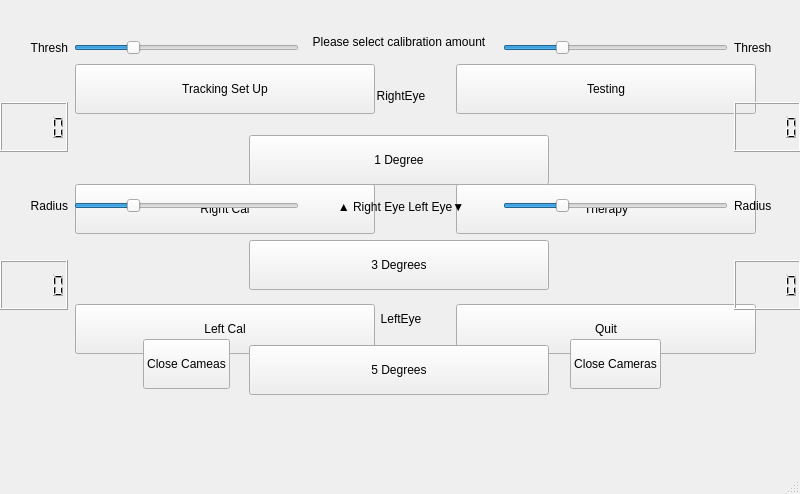
Before: the Qt Designer form mainwindow.ui in cjm-64/BEAM, drawn with Qt 5.
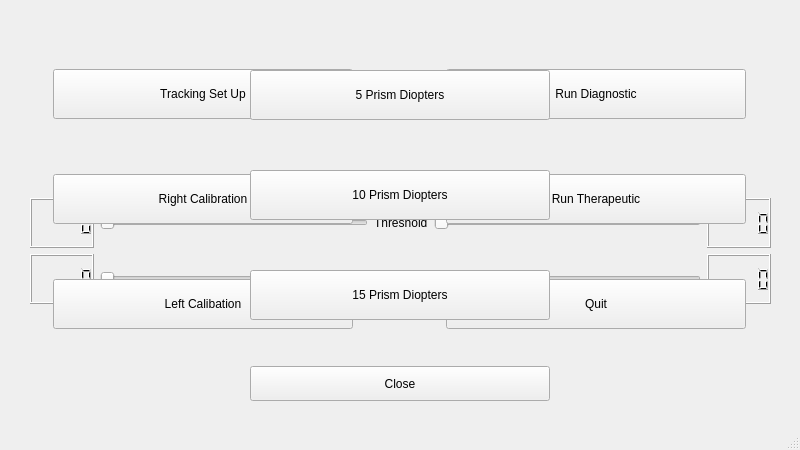
After: the same form once the commit is applied.

Commit message: updating ui to put the cameras level on the top

Patch:
```diff
--- a/mainwindow.ui
+++ b/mainwindow.ui
@@ -7,59 +7,375 @@
     <x>0</x>
     <y>0</y>
     <width>800</width>
-    <height>494</height>
-   </rect>
-  </property>
-  <property name="minimumSize">
-   <size>
-    <width>800</width>
     <height>450</height>
-   </size>
-  </property>
-  <property name="maximumSize">
-   <size>
-    <width>800</width>
-    <height>494</height>
-   </size>
+   </rect>
   </property>
   <property name="windowTitle">
    <string>MainWindow</string>
   </property>
   <widget class="QWidget" name="centralwidget">
-   <property name="minimumSize">
-    <size>
-     <width>800</width>
-     <height>450</height>
-    </size>
-   </property>
-   <property name="maximumSize">
-    <size>
-     <width>800</width>
-     <height>450</height>
-    </size>
-   </property>
+   <widget class="QWidget" name="verticalLayoutWidget">
+    <property name="geometry">
+     <rect>
+      <x>30</x>
+      <y>0</y>
+      <width>741</width>
+      <height>401</height>
+     </rect>
+    </property>
+    <layout class="QVBoxLayout" name="Displays_and_Controls">
+     <item>
+      <layout class="QHBoxLayout" name="Displays">
+       <item>
+        <widget class="QLabel" name="RightEyeDisplay">
+         <property name="minimumSize">
+          <size>
+           <width>192</width>
+           <height>192</height>
+          </size>
+         </property>
+         <property name="maximumSize">
+          <size>
+           <width>192</width>
+           <height>192</height>
+          </size>
+         </property>
+         <property name="text">
+          <string>&lt;html&gt;&lt;head/&gt;&lt;body&gt;&lt;p align=&quot;center&quot;&gt;Right Eye&lt;/p&gt;&lt;/body&gt;&lt;/html&gt;</string>
+         </property>
+        </widget>
+       </item>
+       <item>
+        <widget class="QLabel" name="RightEyeLabel">
+         <property name="text">
+          <string>&lt;html&gt;&lt;head/&gt;&lt;body&gt;&lt;p&gt;&amp;lt;-- Right Eye&lt;/p&gt;&lt;/body&gt;&lt;/html&gt;</string>
+         </property>
+        </widget>
+       </item>
+       <item>
+        <spacer name="horizontalSpacer">
+         <property name="orientation">
+          <enum>Qt::Horizontal</enum>
+         </property>
+         <property name="sizeHint" stdset="0">
+          <size>
+           <width>40</width>
+           <height>20</height>
+          </size>
+         </property>
+        </spacer>
+       </item>
+       <item>
+        <widget class="QLabel" name="LeftEyeLabel">
+         <property name="text">
+          <string>&lt;html&gt;&lt;head/&gt;&lt;body&gt;&lt;p&gt;Left Eye --&amp;gt;&lt;/p&gt;&lt;/body&gt;&lt;/html&gt;</string>
+         </property>
+        </widget>
+       </item>
+       <item>
+        <widget class="QLabel" name="LeftEyeDisplay">
+         <property name="minimumSize">
+          <size>
+           <width>192</width>
+           <height>192</height>
+          </size>
+         </property>
+         <property name="maximumSize">
+          <size>
+           <width>192</width>
+           <height>192</height>
+          </size>
+         </property>
+         <property name="text">
+          <string>&lt;html&gt;&lt;head/&gt;&lt;body&gt;&lt;p align=&quot;center&quot;&gt;Left Eye&lt;/p&gt;&lt;/body&gt;&lt;/html&gt;</string>
+         </property>
+        </widget>
+       </item>
+      </layout>
+     </item>
+     <item>
+      <layout class="QHBoxLayout" name="ThresholdControls">
+       <item>
+        <widget class="QLCDNumber" name="RightEyeThresholdDisplay">
+         <property name="minimumSize">
+          <size>
+           <width>0</width>
+           <height>50</height>
+          </size>
+         </property>
+         <property name="maximumSize">
+          <size>
+           <width>16777215</width>
+           <height>50</height>
+          </size>
+         </property>
+        </widget>
+       </item>
+       <item>
+        <widget class="QSlider" name="RightEyeThresholdSlider">
+         <property name="minimumSize">
+          <size>
+           <width>250</width>
+           <height>50</height>
+          </size>
+         </property>
+         <property name="maximumSize">
+          <size>
+           <width>16777215</width>
+           <height>50</height>
+          </size>
+         </property>
+         <property name="orientation">
+          <enum>Qt::Horizontal</enum>
+         </property>
+        </widget>
+       </item>
+       <item>
+        <widget class="QLabel" name="ThresholdLabel">
+         <property name="minimumSize">
+          <size>
+           <width>0</width>
+           <height>50</height>
+          </size>
+         </property>
+         <property name="maximumSize">
+          <size>
+           <width>16777215</width>
+           <height>50</height>
+          </size>
+         </property>
+         <property name="text">
+          <string>Threshold</string>
+         </property>
+        </widget>
+       </item>
+       <item>
+        <widget class="QSlider" name="LeftEyeThresholdSlider">
+         <property name="minimumSize">
+          <size>
+           <width>250</width>
+           <height>50</height>
+          </size>
+         </property>
+         <property name="maximumSize">
+          <size>
+           <width>16777215</width>
+           <height>50</height>
+          </size>
+         </property>
+         <property name="orientation">
+          <enum>Qt::Horizontal</enum>
+         </property>
+        </widget>
+       </item>
+       <item>
+        <widget class="QLCDNumber" name="LeftEyeThresholdDisplay">
+         <property name="minimumSize">
+          <size>
+           <width>0</width>
+           <height>50</height>
+          </size>
+         </property>
+         <property name="maximumSize">
+          <size>
+           <width>16777215</width>
+           <height>50</height>
+          </size>
+         </property>
+        </widget>
+       </item>
+      </layout>
+     </item>
+     <item>
+      <layout class="QHBoxLayout" name="RadiusControl">
+       <item>
+        <widget class="QLCDNumber" name="RightEyeRadiusDisplay">
+         <property name="minimumSize">
+          <size>
+           <width>0</width>
+           <height>50</height>
+          </size>
+         </property>
+         <property name="maximumSize">
+          <size>
+           <width>16777215</width>
+           <height>50</height>
+          </size>
+         </property>
+        </widget>
+       </item>
+       <item>
+        <widget class="QSlider" name="RightEyeRadiusSlider">
+         <property name="minimumSize">
+          <size>
+           <width>250</width>
+           <height>50</height>
+          </size>
+         </property>
+         <property name="maximumSize">
+          <size>
+           <width>16777215</width>
+           <height>50</height>
+          </size>
+         </property>
+         <property name="orientation">
+          <enum>Qt::Horizontal</enum>
+         </property>
+        </widget>
+       </item>
+       <item>
+        <widget class="QLabel" name="RadiusLabel">
+         <property name="minimumSize">
+          <size>
+           <width>0</width>
+           <height>50</height>
+          </size>
+         </property>
+         <property name="maximumSize">
+          <size>
+           <width>16777215</width>
+           <height>50</height>
+          </size>
+         </property>
+         <property name="text">
+          <string>Radius</string>
+         </property>
+        </widget>
+       </item>
+       <item>
+        <widget class="QSlider" name="LeftEyeRadiusSlider">
+         <property name="minimumSize">
+          <size>
+           <width>250</width>
+           <height>50</height>
+          </size>
+         </property>
+         <property name="maximumSize">
+          <size>
+           <width>16777215</width>
+           <height>50</height>
+          </size>
+         </property>
+         <property name="orientation">
+          <enum>Qt::Horizontal</enum>
+         </property>
+        </widget>
+       </item>
+       <item>
+        <widget class="QLCDNumber" name="LeftEyeRadiusDisplay">
+         <property name="sizePolicy">
+          <sizepolicy hsizetype="Minimum" vsizetype="Minimum">
+           <horstretch>0</horstretch>
+           <verstretch>50</verstretch>
+          </sizepolicy>
+         </property>
+         <property name="minimumSize">
+          <size>
+           <width>0</width>
+           <height>50</height>
+          </size>
+         </property>
+        </widget>
+       </item>
+      </layout>
+     </item>
+     <item>
+      <spacer name="verticalSpacer">
+       <property name="orientation">
+        <enum>Qt::Vertical</enum>
+       </property>
+       <property name="sizeHint" stdset="0">
+        <size>
+         <width>20</width>
+         <height>40</height>
+        </size>
+       </property>
+      </spacer>
+     </item>
+     <item alignment="Qt::AlignHCenter">
+      <widget class="QPushButton" name="CloseDisplay_and_Control">
+       <property name="minimumSize">
+        <size>
+         <width>300</width>
+         <height>35</height>
+        </size>
+       </property>
+       <property name="maximumSize">
+        <size>
+         <width>300</width>
+         <height>35</height>
+        </size>
+       </property>
+       <property name="text">
+        <string>Close</string>
+       </property>
+      </widget>
+     </item>
+    </layout>
+   </widget>
    <widget class="QWidget" name="gridLayoutWidget">
     <property name="geometry">
      <rect>
-      <x>0</x>
-      <y>0</y>
-      <width>833</width>
-      <height>421</height>
+      <x>10</x>
+      <y>20</y>
+      <width>781</width>
+      <height>361</height>
      </rect>
     </property>
-    <layout class="QGridLayout" name="hsbuttons">
+    <layout class="QGridLayout" name="HomeScreen">
+     <property name="horizontalSpacing">
+      <number>50</number>
+     </property>
+     <item row="2" column="0">
+      <widget class="QPushButton" name="LeftCalibration">
+       <property name="minimumSize">
+        <size>
+         <width>300</width>
+         <height>50</height>
+        </size>
+       </property>
+       <property name="maximumSize">
+        <size>
+         <width>300</width>
+         <height>50</height>
+        </size>
+       </property>
+       <property name="text">
+        <string>Left Calibation</string>
+       </property>
+      </widget>
+     </item>
+     <item row="1" column="0">
+      <widget class="QPushButton" name="RightCalibration">
+       <property name="minimumSize">
+        <size>
+         <width>300</width>
+         <height>50</height>
+        </size>
+       </property>
+       <property name="maximumSize">
+        <size>
+         <width>300</width>
+         <height>50</height>
+        </size>
+       </property>
+       <property name="text">
+        <string>Right Calibration</string>
+       </property>
+      </widget>
+     </item>
      <item row="0" column="0">
       <widget class="QPushButton" name="TrackingSetUp">
        <property name="minimumSize">
         <size>
-         <width>0</width>
+         <width>300</width>
          <height>50</height>
         </size>
        </property>
        <property name="maximumSize">
         <size>
          <width>300</width>
-         <height>16777215</height>
+         <height>50</height>
         </size>
        </property>
        <property name="text">
@@ -67,61 +383,41 @@
        </property>
       </widget>
      </item>
-     <item row="1" column="1">
-      <widget class="QPushButton" name="RunTherapy">
-       <property name="minimumSize">
-        <size>
-         <width>0</width>
-         <height>50</height>
-        </size>
-       </property>
-       <property name="text">
-        <string>Therapy</string>
-       </property>
-      </widget>
-     </item>
-     <item row="1" column="0">
-      <widget class="QPushButton" name="RightCal">
-       <property name="minimumSize">
-        <size>
-         <width>0</width>
-         <height>50</height>
-        </size>
-       </property>
-       <property name="text">
-        <string>Right Cal</string>
-       </property>
-      </widget>
-     </item>
-     <item row="2" column="0">
-      <widget class="QPushButton" name="LeftCal">
-       <property name="minimumSize">
-        <size>
-         <width>0</width>
-         <height>50</height>
-        </size>
-       </property>
-       <property name="text">
-        <string>Left Cal</string>
-       </property>
-      </widget>
-     </item>
      <item row="0" column="1">
-      <widget class="QPushButton" name="RunTest">
+      <widget class="QPushButton" name="RunDiagnostic">
        <property name="minimumSize">
         <size>
-         <width>0</width>
+         <width>300</width>
          <height>50</height>
         </size>
        </property>
        <property name="maximumSize">
         <size>
          <width>300</width>
-         <height>16777215</height>
+         <height>50</height>
         </size>
        </property>
        <property name="text">
-        <string>Testing</string>
+        <string>Run Diagnostic</string>
+       </property>
+      </widget>
+     </item>
+     <item row="1" column="1">
+      <widget class="QPushButton" name="RunTherapeutic">
+       <property name="minimumSize">
+        <size>
+         <width>300</width>
+         <height>50</height>
+        </size>
+       </property>
+       <property name="maximumSize">
+        <size>
+         <width>300</width>
+         <height>50</height>
+        </size>
+       </property>
+       <property name="text">
+        <string>Run Therapeutic</string>
        </property>
       </widget>
      </item>
@@ -129,7 +425,13 @@
       <widget class="QPushButton" name="Quit">
        <property name="minimumSize">
         <size>
-         <width>0</width>
+         <width>300</width>
+         <height>50</height>
+        </size>
+       </property>
+       <property name="maximumSize">
+        <size>
+         <width>300</width>
          <height>50</height>
         </size>
        </property>
@@ -143,379 +445,24 @@
    <widget class="QWidget" name="horizontalLayoutWidget">
     <property name="geometry">
      <rect>
-      <x>0</x>
-      <y>0</y>
-      <width>801</width>
-      <height>415</height>
+      <x>250</x>
+      <y>70</y>
+      <width>302</width>
+      <height>252</height>
      </rect>
     </property>
-    <layout class="QHBoxLayout" name="CameraLayout">
-     <item>
-      <layout class="QGridLayout" name="RightEyeControls">
-       <item row="4" column="1" alignment="Qt::AlignHCenter">
-        <widget class="QPushButton" name="R_CloseCam">
-         <property name="maximumSize">
-          <size>
-           <width>200</width>
-           <height>50</height>
-          </size>
-         </property>
-         <property name="text">
-          <string>Close Cameas</string>
-         </property>
-        </widget>
-       </item>
-       <item row="2" column="1">
-        <widget class="QSlider" name="R_RadiusSlider">
-         <property name="maximumSize">
-          <size>
-           <width>225</width>
-           <height>50</height>
-          </size>
-         </property>
-         <property name="minimum">
-          <number>1</number>
-         </property>
-         <property name="maximum">
-          <number>200</number>
-         </property>
-         <property name="sliderPosition">
-          <number>50</number>
-         </property>
-         <property name="orientation">
-          <enum>Qt::Horizontal</enum>
-         </property>
-        </widget>
-       </item>
-       <item row="2" column="0">
-        <widget class="QLabel" name="R_RadiusLabel">
-         <property name="maximumSize">
-          <size>
-           <width>16777215</width>
-           <height>50</height>
-          </size>
-         </property>
-         <property name="text">
-          <string>&lt;html&gt;&lt;head/&gt;&lt;body&gt;&lt;p align=&quot;right&quot;&gt;Radius&lt;/p&gt;&lt;/body&gt;&lt;/html&gt;</string>
-         </property>
-        </widget>
-       </item>
-       <item row="0" column="1">
-        <widget class="QSlider" name="R_ThresholdSlider">
-         <property name="maximumSize">
-          <size>
-           <width>225</width>
-           <height>50</height>
-          </size>
-         </property>
-         <property name="minimum">
-          <number>1</number>
-         </property>
-         <property name="maximum">
-          <number>200</number>
-         </property>
-         <property name="sliderPosition">
-          <number>50</number>
-         </property>
-         <property name="orientation">
-          <enum>Qt::Horizontal</enum>
-         </property>
-        </widget>
-       </item>
-       <item row="0" column="0">
-        <widget class="QLabel" name="R_ThresholdLabel">
-         <property name="maximumSize">
-          <size>
-           <width>16777215</width>
-           <height>50</height>
-          </size>
-         </property>
-         <property name="text">
-          <string>&lt;html&gt;&lt;head/&gt;&lt;body&gt;&lt;p align=&quot;right&quot;&gt;Thresh&lt;/p&gt;&lt;/body&gt;&lt;/html&gt;</string>
-         </property>
-        </widget>
-       </item>
-       <item row="1" column="1">
-        <spacer name="R_VertSpace1">
-         <property name="orientation">
-          <enum>Qt::Vertical</enum>
-         </property>
-         <property name="sizeType">
-          <enum>QSizePolicy::Fixed</enum>
-         </property>
-         <property name="sizeHint" stdset="0">
-          <size>
-           <width>20</width>
-           <height>50</height>
-          </size>
-         </property>
-        </spacer>
-       </item>
-       <item row="1" column="0">
-        <widget class="QLCDNumber" name="R_ThresholdDisplay">
-         <property name="maximumSize">
-          <size>
-           <width>16777215</width>
-           <height>50</height>
-          </size>
-         </property>
-        </widget>
-       </item>
-       <item row="3" column="1">
-        <spacer name="R_VertSpace2">
-         <property name="orientation">
-          <enum>Qt::Vertical</enum>
-         </property>
-         <property name="sizeType">
-          <enum>QSizePolicy::Fixed</enum>
-         </property>
-         <property name="sizeHint" stdset="0">
-          <size>
-           <width>20</width>
-           <height>50</height>
-          </size>
-         </property>
-        </spacer>
-       </item>
-       <item row="3" column="0">
-        <widget class="QLCDNumber" name="R_RadiusDisplay">
-         <property name="maximumSize">
-          <size>
-           <width>16777215</width>
-           <height>50</height>
-          </size>
-         </property>
-        </widget>
-       </item>
-      </layout>
-     </item>
-     <item>
-      <layout class="QVBoxLayout" name="Displays">
-       <item>
-        <widget class="QLabel" name="RightEyeDisplay">
-         <property name="minimumSize">
-          <size>
-           <width>192</width>
-           <height>192</height>
-          </size>
-         </property>
-         <property name="maximumSize">
-          <size>
-           <width>192</width>
-           <height>192</height>
-          </size>
-         </property>
-         <property name="text">
-          <string>&lt;html&gt;&lt;head/&gt;&lt;body&gt;&lt;p align=&quot;center&quot;&gt;RightEye&lt;/p&gt;&lt;/body&gt;&lt;/html&gt;</string>
-         </property>
-        </widget>
-       </item>
-       <item>
-        <widget class="QLabel" name="CameraLabel">
-         <property name="maximumSize">
-          <size>
-           <width>16777215</width>
-           <height>40</height>
-          </size>
-         </property>
-         <property name="text">
-          <string>&lt;html&gt;&lt;head/&gt;&lt;body&gt;&lt;p align=&quot;center&quot;&gt;&lt;span style=&quot; font-size:9pt;&quot;&gt;▲ Right Eye       Left Eye▼&lt;/span&gt;&lt;/p&gt;&lt;/body&gt;&lt;/html&gt;</string>
-         </property>
-        </widget>
-       </item>
-       <item alignment="Qt::AlignHCenter|Qt::AlignVCenter">
-        <widget class="QLabel" name="LeftEyeDisplay">
-         <property name="minimumSize">
-          <size>
-           <width>192</width>
-           <height>192</height>
-          </size>
-         </property>
-         <property name="maximumSize">
-          <size>
-           <width>192</width>
-           <height>192</height>
-          </size>
-         </property>
-         <property name="text">
-          <string>&lt;html&gt;&lt;head/&gt;&lt;body&gt;&lt;p align=&quot;center&quot;&gt;LeftEye&lt;/p&gt;&lt;/body&gt;&lt;/html&gt;</string>
-         </property>
-        </widget>
-       </item>
-      </layout>
-     </item>
-     <item>
-      <layout class="QGridLayout" name="LeftEyeControls">
-       <item row="4" column="0" alignment="Qt::AlignHCenter">
-        <widget class="QPushButton" name="L_CloseCam">
-         <property name="maximumSize">
-          <size>
-           <width>200</width>
-           <height>50</height>
-          </size>
-         </property>
-         <property name="text">
-          <string>Close Cameras</string>
-         </property>
-        </widget>
-       </item>
-       <item row="2" column="0">
-        <widget class="QSlider" name="L_RadiusSlider">
-         <property name="maximumSize">
-          <size>
-           <width>225</width>
-           <height>50</height>
-          </size>
-         </property>
-         <property name="minimum">
-          <number>1</number>
-         </property>
-         <property name="maximum">
-          <number>200</number>
-         </property>
-         <property name="sliderPosition">
-          <number>50</number>
-         </property>
-         <property name="orientation">
-          <enum>Qt::Horizontal</enum>
-         </property>
-        </widget>
-       </item>
-       <item row="0" column="0">
-        <widget class="QSlider" name="L_ThresholdSlider">
-         <property name="maximumSize">
-          <size>
-           <width>225</width>
-           <height>50</height>
-          </size>
-         </property>
-         <property name="minimum">
-          <number>1</number>
-         </property>
-         <property name="maximum">
-          <number>200</number>
-         </property>
-         <property name="sliderPosition">
-          <number>50</number>
-         </property>
-         <property name="orientation">
-          <enum>Qt::Horizontal</enum>
-         </property>
-        </widget>
-       </item>
-       <item row="1" column="0">
-        <spacer name="L_VertSpace1">
-         <property name="orientation">
-          <enum>Qt::Vertical</enum>
-         </property>
-         <property name="sizeType">
-          <enum>QSizePolicy::Fixed</enum>
-         </property>
-         <property name="sizeHint" stdset="0">
-          <size>
-           <width>20</width>
-           <height>50</height>
-          </size>
-         </property>
-        </spacer>
-       </item>
-       <item row="3" column="0">
-        <spacer name="L_VertSpace2">
-         <property name="orientation">
-          <enum>Qt::Vertical</enum>
-         </property>
-         <property name="sizeType">
-          <enum>QSizePolicy::Fixed</enum>
-         </property>
-         <property name="sizeHint" stdset="0">
-          <size>
-           <width>20</width>
-           <height>50</height>
-          </size>
-         </property>
-        </spacer>
-       </item>
-       <item row="0" column="1">
-        <widget class="QLabel" name="L_ThresholdLabel">
-         <property name="maximumSize">
-          <size>
-           <width>16777215</width>
-           <height>50</height>
-          </size>
-         </property>
-         <property name="text">
-          <string>&lt;html&gt;&lt;head/&gt;&lt;body&gt;&lt;p&gt;Thresh&lt;/p&gt;&lt;/body&gt;&lt;/html&gt;</string>
-         </property>
-        </widget>
-       </item>
-       <item row="2" column="1">
-        <widget class="QLabel" name="L_RadiusLabel">
-         <property name="maximumSize">
-          <size>
-           <width>16777215</width>
-           <height>50</height>
-          </size>
-         </property>
-         <property name="text">
-          <string>Radius</string>
-         </property>
-        </widget>
-       </item>
-       <item row="3" column="1">
-        <widget class="QLCDNumber" name="L_RadiusDisplay">
-         <property name="maximumSize">
-          <size>
-           <width>16777215</width>
-           <height>50</height>
-          </size>
-         </property>
-        </widget>
-       </item>
-       <item row="1" column="1">
-        <widget class="QLCDNumber" name="L_ThresholdDisplay">
-         <property name="maximumSize">
-          <size>
-           <width>16777215</width>
-           <height>50</height>
-          </size>
-         </property>
-        </widget>
-       </item>
-      </layout>
-     </item>
-    </layout>
-   </widget>
-   <widget class="QWidget" name="verticalLayoutWidget">
-    <property name="geometry">
-     <rect>
-      <x>-1</x>
-      <y>0</y>
-      <width>801</width>
-      <height>401</height>
-     </rect>
-    </property>
-    <layout class="QVBoxLayout" name="Calibration_Buttons">
+    <layout class="QVBoxLayout" name="CalibrationSelection">
      <property name="spacing">
       <number>50</number>
      </property>
-     <property name="leftMargin">
-      <number>250</number>
-     </property>
      <item>
-      <widget class="QLabel" name="Degree_Selection_Label">
-       <property name="maximumSize">
+      <widget class="QPushButton" name="Five_PD">
+       <property name="minimumSize">
         <size>
          <width>300</width>
-         <height>75</height>
+         <height>50</height>
         </size>
        </property>
-       <property name="text">
-        <string>&lt;html&gt;&lt;head/&gt;&lt;body&gt;&lt;p align=&quot;center&quot;&gt;Please select calibration amount&lt;/p&gt;&lt;/body&gt;&lt;/html&gt;</string>
-       </property>
-      </widget>
-     </item>
-     <item>
-      <widget class="QPushButton" name="Degree_1_Button">
        <property name="maximumSize">
         <size>
          <width>300</width>
@@ -523,12 +470,18 @@
         </size>
        </property>
        <property name="text">
-        <string>1 Degree</string>
+        <string>5 Prism Diopters</string>
        </property>
       </widget>
      </item>
      <item>
-      <widget class="QPushButton" name="Degree_3_Button">
+      <widget class="QPushButton" name="Ten_PD">
+       <property name="minimumSize">
+        <size>
+         <width>300</width>
+         <height>50</height>
+        </size>
+       </property>
        <property name="maximumSize">
         <size>
          <width>300</width>
@@ -536,12 +489,18 @@
         </size>
        </property>
        <property name="text">
-        <string>3 Degrees</string>
+        <string>10 Prism Diopters</string>
        </property>
       </widget>
      </item>
      <item>
-      <widget class="QPushButton" name="Degree_5_Button">
+      <widget class="QPushButton" name="Fifteen_PD">
+       <property name="minimumSize">
+        <size>
+         <width>300</width>
+         <height>50</height>
+        </size>
+       </property>
        <property name="maximumSize">
         <size>
          <width>300</width>
@@ -549,7 +508,7 @@
         </size>
        </property>
        <property name="text">
-        <string>5 Degrees</string>
+        <string>15 Prism Diopters</string>
        </property>
       </widget>
      </item>
```
Left out of the diff: 2 changed lines with no effect on the pictures. The commit also changes 5 other files.
